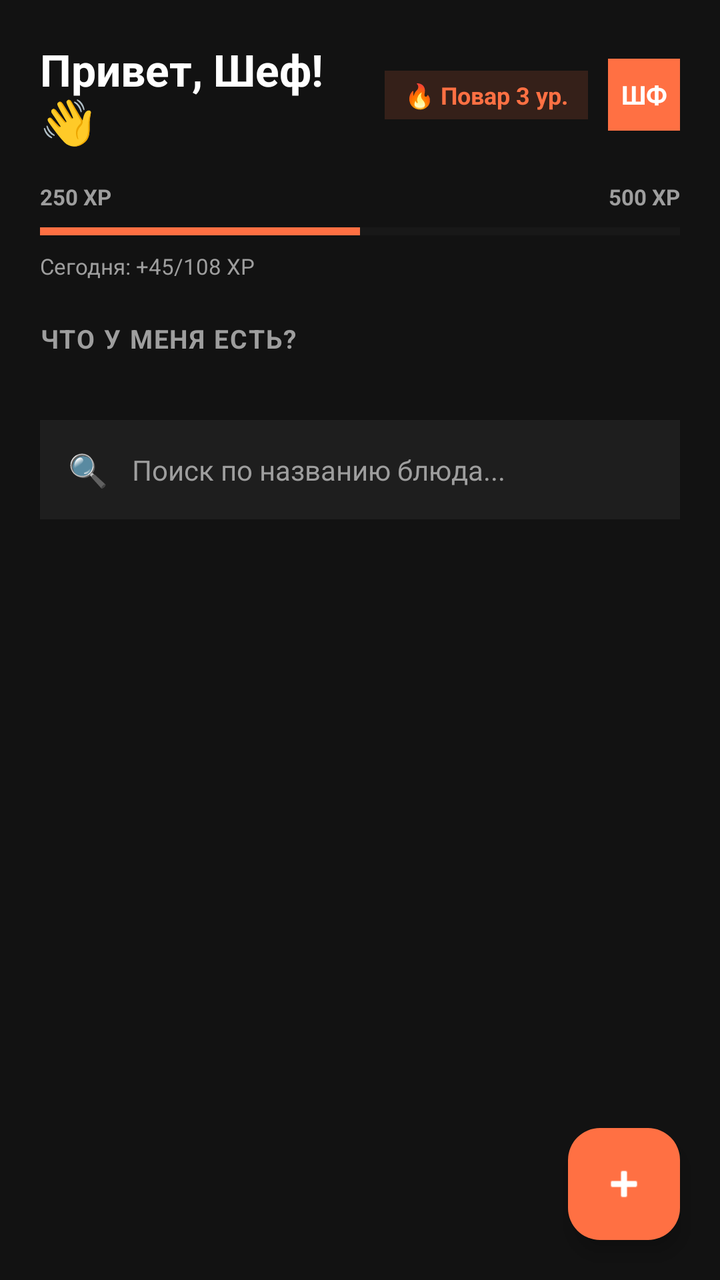
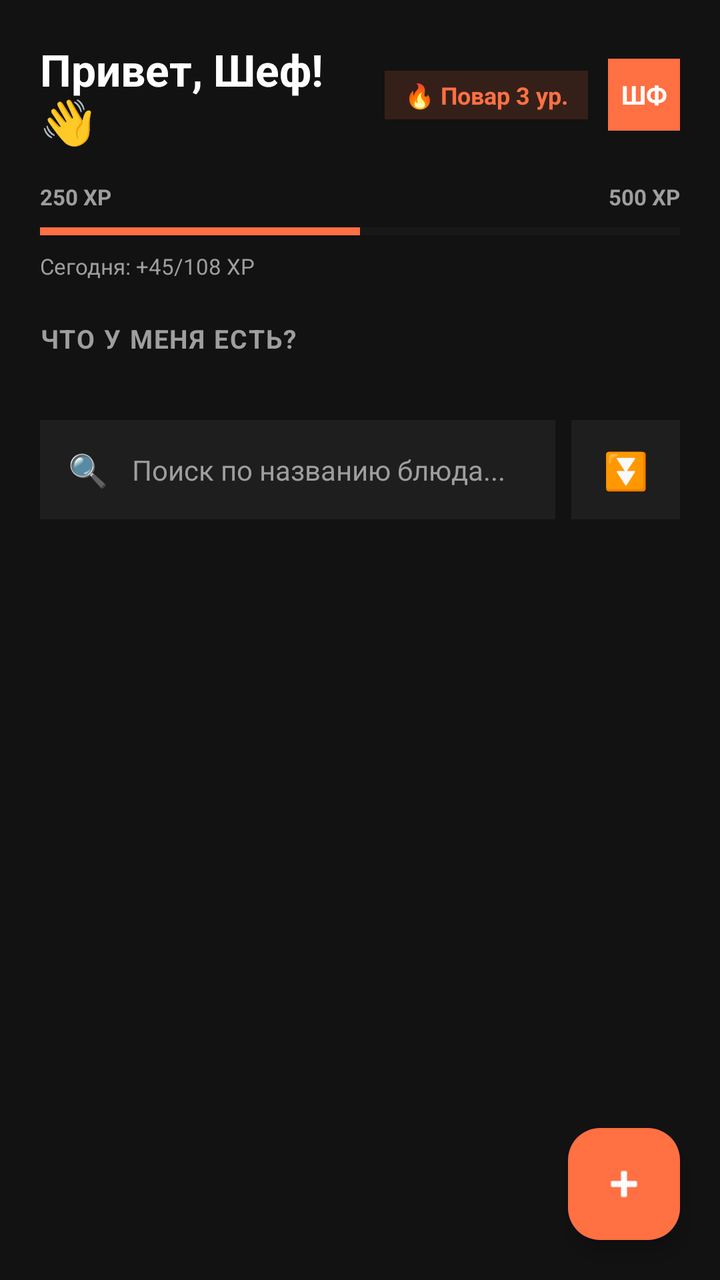

Two renders of the same Android screen: before a commit and after it. Below are the layout's source before the change and the commit's diff.
<!-- AndroidManifest.xml: application theme Theme.Application -->
<!-- res/layout/fragment_home.xml -->
<?xml version="1.0" encoding="utf-8"?>
<androidx.constraintlayout.widget.ConstraintLayout
    xmlns:android="http://schemas.android.com/apk/res/android"
    xmlns:app="http://schemas.android.com/apk/res-auto"
    android:layout_width="match_parent"
    android:layout_height="match_parent"
    android:background="#121212">

    <androidx.core.widget.NestedScrollView
        android:id="@+id/scrollView"
        android:layout_width="0dp"
        android:layout_height="0dp"
        android:fillViewport="true"
        app:layout_constraintTop_toTopOf="parent"
        app:layout_constraintBottom_toBottomOf="parent"
        app:layout_constraintStart_toStartOf="parent"
        app:layout_constraintEnd_toEndOf="parent">

        <LinearLayout
            android:layout_width="match_parent"
            android:layout_height="wrap_content"
            android:orientation="vertical"
            android:paddingBottom="90dp">

            
            <LinearLayout
                android:layout_width="match_parent"
                android:layout_height="wrap_content"
                android:orientation="vertical"
                android:padding="20dp">

                <LinearLayout
                    android:layout_width="match_parent"
                    android:layout_height="wrap_content"
                    android:orientation="horizontal"
                    android:gravity="center_vertical">

                    <TextView
                        android:layout_width="0dp"
                        android:layout_height="wrap_content"
                        android:layout_weight="1"
                        android:text="Привет, Шеф! 👋"
                        android:textColor="#FFFFFF"
                        android:textSize="22sp"
                        android:textStyle="bold" />

                    <TextView
                        android:id="@+id/levelBadge"
                        android:layout_width="wrap_content"
                        android:layout_height="wrap_content"
                        android:background="#26FF7043"
                        android:paddingHorizontal="10dp"
                        android:paddingVertical="4dp"
                        android:text="🔥 Повар 3 ур."
                        android:textColor="#FF7043"
                        android:textSize="12sp"
                        android:textStyle="bold" />

                    <TextView
                        android:id="@+id/avatarText"
                        android:layout_width="36dp"
                        android:layout_height="36dp"
                        android:layout_marginStart="10dp"
                        android:background="#FF7043"
                        android:gravity="center"
                        android:text="ШФ"
                        android:textColor="#FFFFFF"
                        android:textSize="13sp"
                        android:textStyle="bold" />
                </LinearLayout>

                <LinearLayout
                    android:layout_width="match_parent"
                    android:layout_height="wrap_content"
                    android:layout_marginTop="16dp"
                    android:orientation="horizontal">

                    <TextView
                        android:id="@+id/xpCurrent"
                        android:layout_width="0dp"
                        android:layout_height="wrap_content"
                        android:layout_weight="1"
                        android:text="250 XP"
                        android:textColor="#9E9E9E"
                        android:textSize="11sp"
                        android:textStyle="bold" />

                    <TextView
                        android:id="@+id/xpTotal"
                        android:layout_width="wrap_content"
                        android:layout_height="wrap_content"
                        android:text="500 XP"
                        android:textColor="#9E9E9E"
                        android:textSize="11sp"
                        android:textStyle="bold" />
                </LinearLayout>

                <ProgressBar
                    android:id="@+id/xpProgress"
                    style="?android:attr/progressBarStyleHorizontal"
                    android:layout_width="match_parent"
                    android:layout_height="8dp"
                    android:layout_marginTop="6dp"
                    android:max="100"
                    android:progress="50"
                    android:progressTint="#FF7043"
                    android:progressBackgroundTint="#2C2C2C" />

                <TextView
                    android:id="@+id/xpTodayText"
                    android:layout_width="wrap_content"
                    android:layout_height="wrap_content"
                    android:layout_marginTop="6dp"
                    android:text="Сегодня: +45/108 XP"
                    android:textColor="#9E9E9E"
                    android:textSize="11sp" />
            </LinearLayout>

            
            <TextView
                android:layout_width="wrap_content"
                android:layout_height="wrap_content"
                android:layout_marginStart="20dp"
                android:text="ЧТО У МЕНЯ ЕСТЬ?"
                android:textColor="#9E9E9E"
                android:textSize="13sp"
                android:textStyle="bold"
                android:letterSpacing="0.05" />

            <HorizontalScrollView
                android:layout_width="match_parent"
                android:layout_height="wrap_content"
                android:layout_marginTop="12dp"
                android:paddingHorizontal="20dp"
                android:scrollbars="none">

                <LinearLayout
                    android:id="@+id/ingredientsRow"
                    android:layout_width="wrap_content"
                    android:layout_height="wrap_content"
                    android:orientation="horizontal" />
            </HorizontalScrollView>

            
            <LinearLayout
                android:layout_width="match_parent"
                android:layout_height="wrap_content"
                android:layout_marginHorizontal="20dp"
                android:layout_marginTop="20dp"
                android:background="#1E1E1E"
                android:gravity="center_vertical"
                android:orientation="horizontal"
                android:padding="14dp">

                <TextView
                    android:layout_width="wrap_content"
                    android:layout_height="wrap_content"
                    android:text="🔍"
                    android:textSize="16sp" />

                <EditText
                    android:id="@+id/searchInput"
                    android:layout_width="match_parent"
                    android:layout_height="wrap_content"
                    android:layout_marginStart="12dp"
                    android:background="@null"
                    android:hint="Поиск по названию блюда..."
                    android:textColor="#FFFFFF"
                    android:textColorHint="#9E9E9E"
                    android:textSize="14sp"
                    android:inputType="text" />
            </LinearLayout>

            
            <HorizontalScrollView
                android:layout_width="match_parent"
                android:layout_height="wrap_content"
                android:layout_marginTop="16dp"
                android:paddingHorizontal="20dp"
                android:scrollbars="none">

                <LinearLayout
                    android:id="@+id/chipsRow"
                    android:layout_width="wrap_content"
                    android:layout_height="wrap_content"
                    android:orientation="horizontal" />
            </HorizontalScrollView>

            <TextView
                android:id="@+id/minPurchasesChip"
                android:layout_width="wrap_content"
                android:layout_height="wrap_content"
                android:layout_marginStart="20dp"
                android:layout_marginTop="8dp"
                android:background="#26FF7043"
                android:paddingHorizontal="12dp"
                android:paddingVertical="6dp"
                android:text="🛒 Минимум покупок"
                android:textColor="#FF7043"
                android:textSize="12sp"
                android:textStyle="bold"
                android:visibility="gone" />

            
            <androidx.recyclerview.widget.RecyclerView
                android:id="@+id/recipesRecycler"
                android:layout_width="match_parent"
                android:layout_height="wrap_content"
                android:layout_marginTop="12dp"
                android:nestedScrollingEnabled="false"
                android:paddingHorizontal="20dp" />

        </LinearLayout>
    </androidx.core.widget.NestedScrollView>

    <com.google.android.material.floatingactionbutton.FloatingActionButton
        android:id="@+id/fabAdd"
        android:layout_width="wrap_content"
        android:layout_height="wrap_content"
        android:layout_margin="20dp"
        android:backgroundTint="#FF7043"
        android:src="@android:drawable/ic_input_add"
        app:tint="#FFFFFF"
        app:layout_constraintBottom_toBottomOf="parent"
        app:layout_constraintEnd_toEndOf="parent" />

</androidx.constraintlayout.widget.ConstraintLayout>
<!-- resources referenced by this layout -->
<resources>
  <style name="Theme.Application" parent="Base.Theme.Application" />
  <style name="Base.Theme.Application" parent="Theme.Material3.DayNight.NoActionBar">
          
          
      </style>
</resources>

<!-- the commit's change to res/layout/fragment_home.xml (unified diff, before → after) -->
@@ -147,28 +147,47 @@
                 android:layout_height="wrap_content"
                 android:layout_marginHorizontal="20dp"
                 android:layout_marginTop="20dp"
-                android:background="#1E1E1E"
-                android:gravity="center_vertical"
-                android:orientation="horizontal"
-                android:padding="14dp">
-
+                android:orientation="horizontal">
+
+                <LinearLayout
+                    android:layout_width="0dp"
+                    android:layout_height="wrap_content"
+                    android:layout_weight="1"
+                    android:background="#1E1E1E"
+                    android:gravity="center_vertical"
+                    android:orientation="horizontal"
+                    android:padding="14dp">
+
+                    <TextView
+                        android:layout_width="wrap_content"
+                        android:layout_height="wrap_content"
+                        android:text="🔍"
+                        android:textSize="16sp" />
+
+                    <EditText
+                        android:id="@+id/searchInput"
+                        android:layout_width="match_parent"
+                        android:layout_height="wrap_content"
+                        android:layout_marginStart="12dp"
+                        android:background="@null"
+                        android:hint="Поиск по названию блюда..."
+                        android:textColor="#FFFFFF"
+                        android:textColorHint="#9E9E9E"
+                        android:textSize="14sp"
+                        android:inputType="text" />
+                </LinearLayout>
+
+                
                 <TextView
-                    android:layout_width="wrap_content"
-                    android:layout_height="wrap_content"
-                    android:text="🔍"
-                    android:textSize="16sp" />
-
-                <EditText
-                    android:id="@+id/searchInput"
-                    android:layout_width="match_parent"
-                    android:layout_height="wrap_content"
-                    android:layout_marginStart="12dp"
-                    android:background="@null"
-                    android:hint="Поиск по названию блюда..."
-                    android:textColor="#FFFFFF"
-                    android:textColorHint="#9E9E9E"
-                    android:textSize="14sp"
-                    android:inputType="text" />
+                    android:id="@+id/filterBtn"
+                    android:layout_width="wrap_content"
+                    android:layout_height="match_parent"
+                    android:layout_marginStart="8dp"
+                    android:background="#1E1E1E"
+                    android:gravity="center"
+                    android:paddingHorizontal="16dp"
+                    android:text="⏬"
+                    android:textSize="18sp" />
             </LinearLayout>
 
             
@@ -185,21 +204,6 @@
                     android:layout_height="wrap_content"
                     android:orientation="horizontal" />
             </HorizontalScrollView>
-
-            <TextView
-                android:id="@+id/minPurchasesChip"
-                android:layout_width="wrap_content"
-                android:layout_height="wrap_content"
-                android:layout_marginStart="20dp"
-                android:layout_marginTop="8dp"
-                android:background="#26FF7043"
-                android:paddingHorizontal="12dp"
-                android:paddingVertical="6dp"
-                android:text="🛒 Минимум покупок"
-                android:textColor="#FF7043"
-                android:textSize="12sp"
-                android:textStyle="bold"
-                android:visibility="gone" />
 
             
             <androidx.recyclerview.widget.RecyclerView
